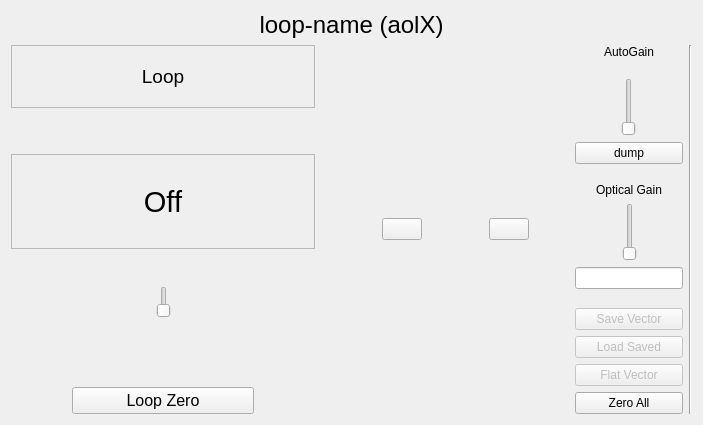
Before: the Qt Designer form gui/widgets/loopCtrl/loopCtrl.ui in magao-x/MagAOX, drawn with Qt 5.
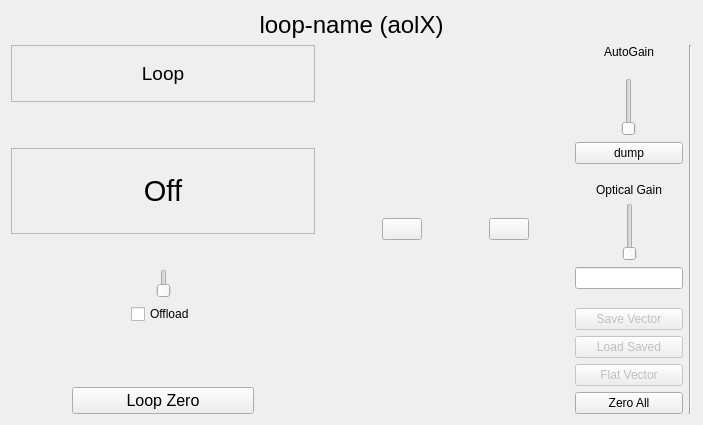
After: the same form once the commit is applied. Icons and pictures are not drawn. Custom widgets are drawn as their Qt base class.

Commit message: Coordinate HO loop and tweeter offloading

Patch:
```diff
--- a/gui/widgets/loopCtrl/loopCtrl.ui
+++ b/gui/widgets/loopCtrl/loopCtrl.ui
@@ -51,7 +51,7 @@
      <item>
       <layout class="QHBoxLayout" name="horizontalLayout_2" stretch="5,1,0,1,0,0,0,0">
        <item>
-        <layout class="QVBoxLayout" name="vl_loopStatus" stretch="2,0,3,1,1,2,0">
+        <layout class="QVBoxLayout" name="vl_loopStatus" stretch="2,0,3,1,1,0,2,0">
          <item>
           <widget class="QLabel" name="label_loop">
            <property name="font">
@@ -139,6 +139,16 @@
            </item>
           </layout>
          </item>
+         <item alignment="Qt::AlignHCenter">
+          <widget class="QCheckBox" name="checkBox_offload">
+           <property name="text">
+            <string>Offload</string>
+           </property>
+           <property name="toolTip">
+            <string>Coordinate tweeter-to-woofer offloading with the high-order loop controls.</string>
+           </property>
+          </widget>
+         </item>
          <item>
           <spacer name="verticalSpacer_2">
            <property name="orientation">
```
The commit also changes 2 other files.
